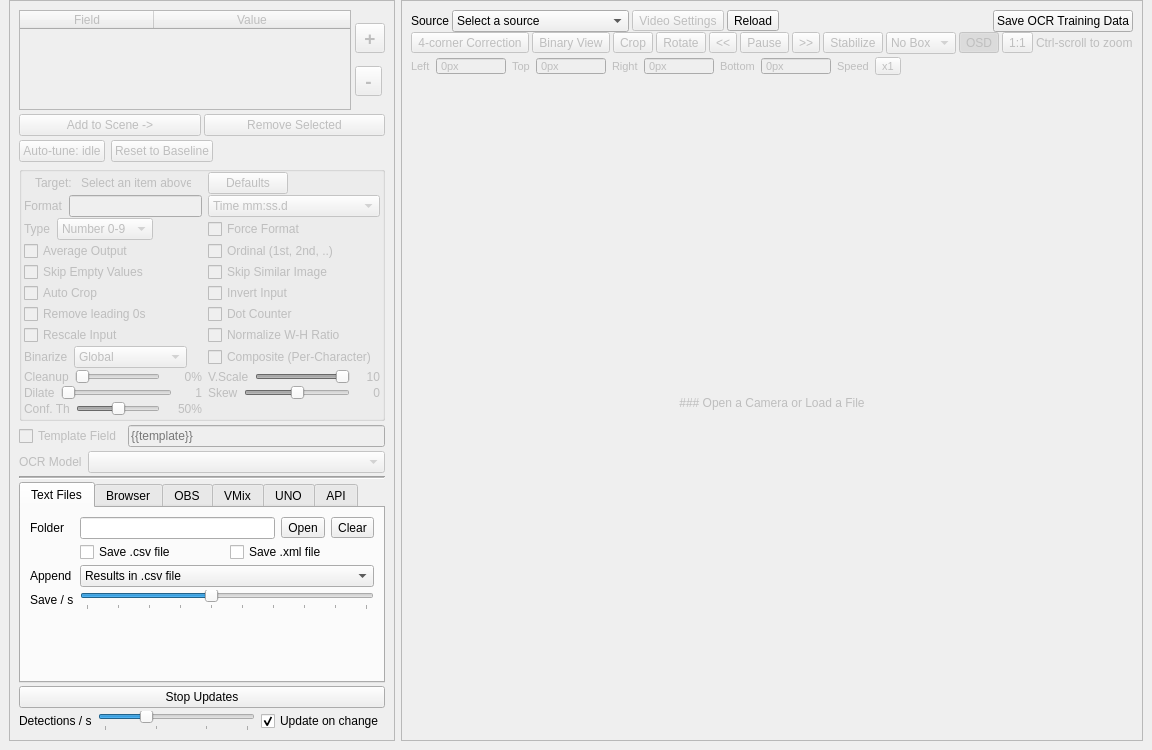
Old version of the form src/mainwindow.ui in the repository ArieR1963/scoresight.
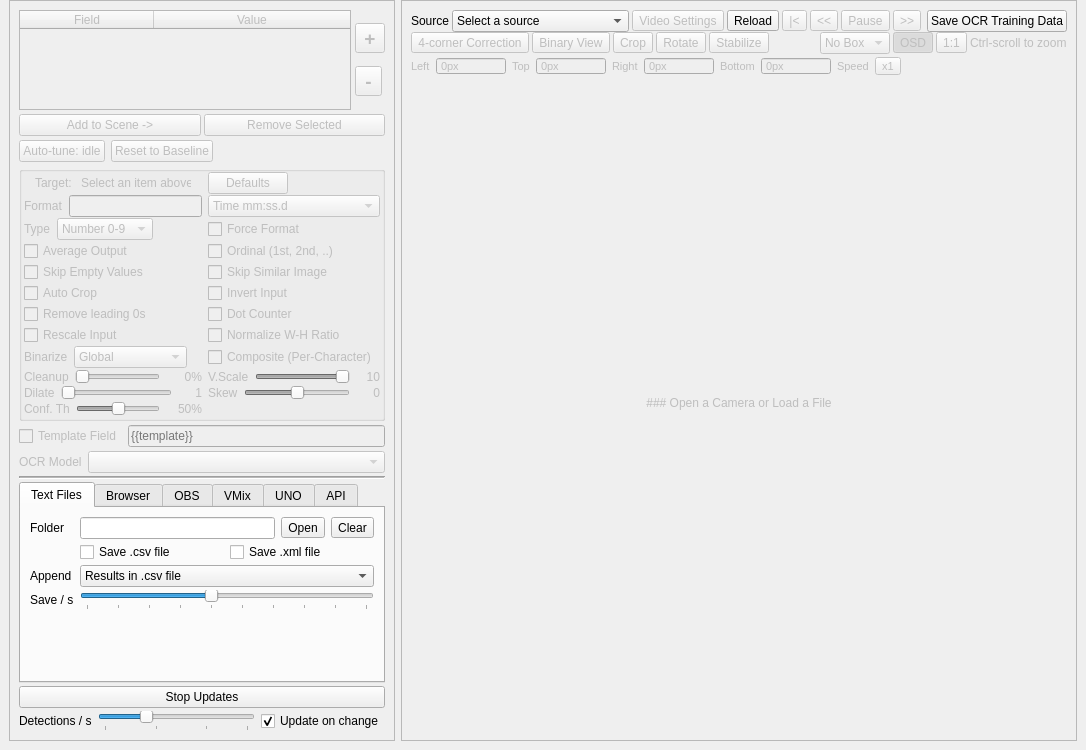
New version of the form.

Commit message: ui: move file playback controls to source row and add jump-to-start

Diff of the .ui file:
```diff
--- a/src/mainwindow.ui
+++ b/src/mainwindow.ui
@@ -2040,6 +2040,46 @@
                </property>
               </widget>
              </item>
+             <item>
+              <widget class="QToolButton" name="toolButton_rewindToStartFile">
+               <property name="enabled">
+                <bool>false</bool>
+               </property>
+               <property name="text">
+                <string>|&lt;</string>
+               </property>
+              </widget>
+             </item>
+             <item>
+              <widget class="QToolButton" name="toolButton_rewindFile">
+               <property name="enabled">
+                <bool>false</bool>
+               </property>
+               <property name="text">
+                <string>&lt;&lt;</string>
+               </property>
+              </widget>
+             </item>
+             <item>
+              <widget class="QToolButton" name="toolButton_playPauseFile">
+               <property name="enabled">
+                <bool>false</bool>
+               </property>
+               <property name="text">
+                <string>Pause</string>
+               </property>
+              </widget>
+             </item>
+             <item>
+              <widget class="QToolButton" name="toolButton_forwardFile">
+               <property name="enabled">
+                <bool>false</bool>
+               </property>
+               <property name="text">
+                <string>&gt;&gt;</string>
+               </property>
+              </widget>
+             </item>
             </layout>
            </widget>
           </item>
@@ -2130,36 +2170,6 @@
             </property>
            </widget>
           </item>
-          <item>
-           <widget class="QToolButton" name="toolButton_rewindFile">
-            <property name="enabled">
-             <bool>false</bool>
-            </property>
-            <property name="text">
-             <string>&lt;&lt;</string>
-            </property>
-           </widget>
-          </item>
-          <item>
-           <widget class="QToolButton" name="toolButton_playPauseFile">
-            <property name="enabled">
-             <bool>false</bool>
-            </property>
-            <property name="text">
-             <string>Pause</string>
-            </property>
-           </widget>
-          </item>
-          <item>
-           <widget class="QToolButton" name="toolButton_forwardFile">
-            <property name="enabled">
-             <bool>false</bool>
-            </property>
-            <property name="text">
-             <string>&gt;&gt;</string>
-            </property>
-           </widget>
-          </item>
           <item>
            <widget class="QToolButton" name="pushButton_stabilize">
             <property name="text">
```
The commit also changes 3 other files.
